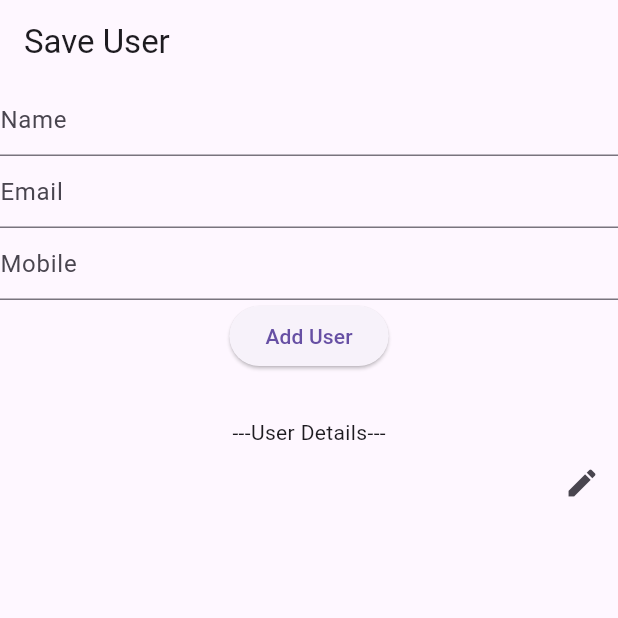
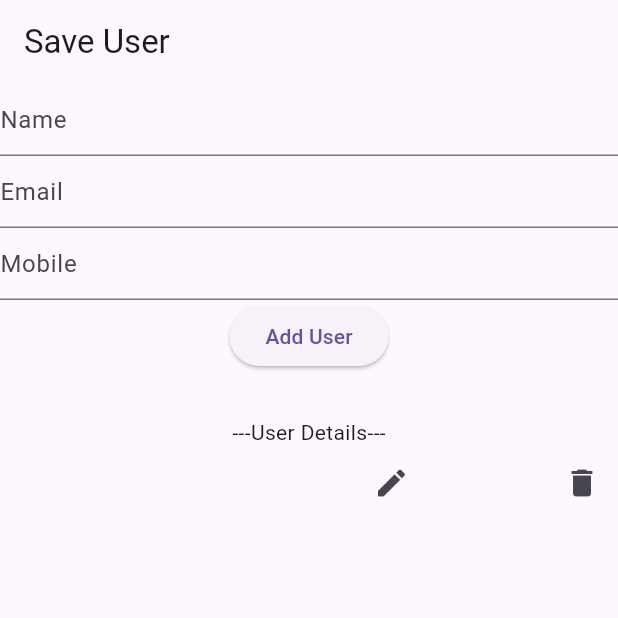
Before and after one commit to asiripr/simple-user-info-firestore, a Flutter app: the screen it shows after launch, after a tap on "Add User", on a phone screen of 412 x 824 dp, the top half of it. Run offline on Flutter 3.47's test engine with Material 3 defaults, Android fonts, the phone set to English and light mode, and no system bars; our stand-ins replace cloud_firestore, firebase_core; accounts and stored records are empty.

Commit message:
make some modifications for delete user feature

```diff
--- a/lib/save_client.dart
+++ b/lib/save_client.dart
@@ -73,7 +73,15 @@ class SaveClient extends StatelessWidget {
                             MaterialPageRoute(builder: (context)=>UpdateUser(userId: user.id)),);
                         },
                         icon: const Icon(Icons.edit)
-                      )
+                      ),
+                      // ** D ** delete part ------------------------------------
+                      IconButton(
+                        onPressed: (){
+                          var collection = FirebaseFirestore.instance.collection('user');
+                          collection.doc(user.id).delete();
+                        },
+                        icon: const Icon(Icons.delete),
+                        )
                     ],
                   );
                   userWidgets.add(userWidget);
--- a/lib/update_user.dart
+++ b/lib/update_user.dart
@@ -15,7 +15,6 @@ class _UpdateUserState extends State<UpdateUser> {
   Widget build(BuildContext context) {
     return Scaffold(
       appBar: AppBar(title: const Text("Update User"),),
-
       body: StreamBuilder(
         stream: FirebaseFirestore.instance.collection('user').doc(widget.userId).snapshots(),
         builder: (context, snapshot) {
```
